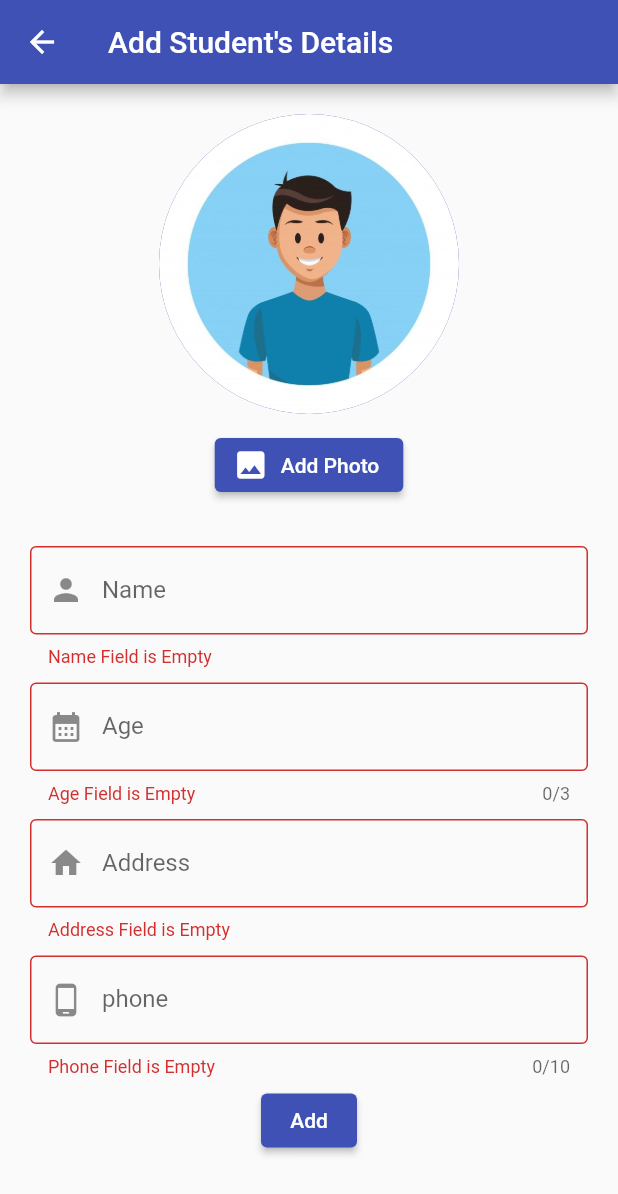
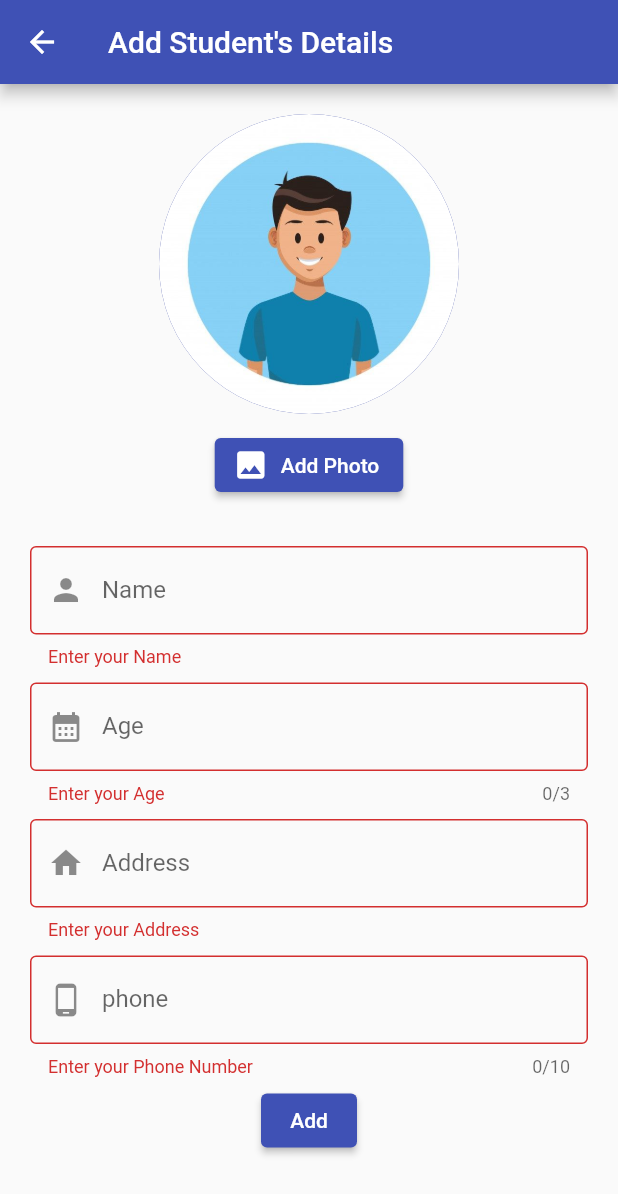
Before and after one commit to rohith18n/student_repository_using_provider, a Flutter app: the AddStudent screen opened directly, after a tap on "Add", on a phone screen of 412 x 824 dp. Shown: the top 1194 px of the screen. Run offline on Flutter 3.47's test engine with Material 2 defaults, Android fonts, the light colour scheme and no system bars; our stand-ins replace hive, hive_flutter, image_picker; accounts and stored records are empty.

Commit message:
some changes

```diff
--- a/lib/screens/addstudent.dart
+++ b/lib/screens/addstudent.dart
@@ -72,7 +72,7 @@ class AddStudent extends StatelessWidget {
                     decoration: Custom('Name', Icons.person),
                     validator: (value) {
                       if (namecntrl.text.isEmpty) {
-                        return 'Name Field is Empty';
+                        return 'Enter your Name';
                       }
                       return null;
                     },
@@ -87,7 +87,7 @@ class AddStudent extends StatelessWidget {
                     maxLength: 3,
                     validator: (value) {
                       if (agecntrl.text.isEmpty) {
-                        return 'Age Field is Empty';
+                        return 'Enter your Age';
                       }
                       return null;
                     },
@@ -101,7 +101,7 @@ class AddStudent extends StatelessWidget {
                     decoration: Custom('Address', Icons.home),
                     validator: (value) {
                       if (addresscntrl.text.isEmpty) {
-                        return 'Address Field is Empty';
+                        return 'Enter your Address';
                       }
                       return null;
                     },
@@ -116,9 +116,9 @@ class AddStudent extends StatelessWidget {
                     maxLength: 10,
                     validator: (value) {
                       if (numbercntrl.text.isEmpty) {
-                        return 'Phone Field is Empty';
+                        return 'Enter your Phone Number';
                       } else if (numbercntrl.text.length < 10) {
-                        return 'Enter a valid Phone number';
+                        return 'Enter a valid Phone Number';
                       }
                       return null;
                     },
@@ -134,7 +134,11 @@ class AddStudent extends StatelessWidget {
                               if (value.tempImagePath == null) {
                                 addingFailed(context);
                               } else {
-                                addingSuccess(value2, context, value);
+                                addingSuccess(
+                                  value,
+                                  value2,
+                                  context,
+                                );
                               }
                             }
                           },
@@ -152,7 +156,7 @@ class AddStudent extends StatelessWidget {
 
   void addingFailed(BuildContext context) {
     ScaffoldMessenger.of(context).showSnackBar(const SnackBar(
-      content: Text("Please add your photo!"),
+      content: Text("Please add your Photo!"),
       backgroundColor: Colors.red,
       margin: EdgeInsets.all(10),
       behavior: SnackBarBehavior.floating,
@@ -162,19 +166,22 @@ class AddStudent extends StatelessWidget {
     ));
   }
 
-  void addingSuccess(ProviderForStudent value, BuildContext context,
-      TempImageProvider value2) async {
+  void addingSuccess(
+    TempImageProvider value,
+    ProviderForStudent value2,
+    BuildContext context,
+  ) async {
     StudentModel st = StudentModel(
-      profile: value2.tempImagePath!,
+      profile: value.tempImagePath!,
       name: namecntrl.text.trim(),
       age: agecntrl.text.trim(),
       address: addresscntrl.text.trim(),
       number: numbercntrl.text.trim(),
     );
-    value.addStudent(st);
+    value2.addStudent(st);
     // ignore: use_build_context_synchronously
     ScaffoldMessenger.of(context).showSnackBar(SnackBar(
-      content: Text('${namecntrl.text} is added to your repository'),
+      content: Text('${namecntrl.text} details are added to your repository'),
       backgroundColor: Colors.green,
       margin: const EdgeInsets.all(10),
       behavior: SnackBarBehavior.floating,
@@ -182,8 +189,8 @@ class AddStudent extends StatelessWidget {
       closeIconColor: Colors.white,
       duration: const Duration(seconds: 3),
     ));
-    value2.tempImagePath = null;
-    value2.notify();
+    value.tempImagePath = null;
+    value.notify();
     Navigator.of(context).pop();
   }
 
--- a/lib/screens/edit.dart
+++ b/lib/screens/edit.dart
@@ -53,7 +53,7 @@ class _EditStudentState extends State<EditStudent> {
   Widget build(BuildContext context) {
     return Scaffold(
       appBar: AppBar(
-        title: Text('Edit ${namecntrl.text}'),
+        title: Text('Edit Profile of ${namecntrl.text}'),
       ),
       body: SafeArea(
         child: Padding(
@@ -86,7 +86,7 @@ class _EditStudentState extends State<EditStudent> {
                           getimage(value2);
                         },
                         icon: const Icon(Icons.photo),
-                        label: const Text('Add Photo')),
+                        label: const Text('Add your Photo')),
                     const SizedBox(
                       height: 10,
                     ),
@@ -103,7 +103,7 @@ class _EditStudentState extends State<EditStudent> {
                           prefixIcon: Icon(Icons.person)),
                       validator: (value) {
                         if (namecntrl.text.isEmpty) {
-                          return 'name field is Empty';
+                          return 'Enter your Name';
                         }
                         return null;
                       },
@@ -124,7 +124,7 @@ class _EditStudentState extends State<EditStudent> {
                           prefixIcon: Icon(Icons.calendar_month)),
                       validator: (value) {
                         if (agecntrl.text.isEmpty) {
-                          return 'Age field is Empty';
+                          return 'Enter your Age';
                         }
                         return null;
                       },
@@ -145,7 +145,7 @@ class _EditStudentState extends State<EditStudent> {
                           prefixIcon: Icon(Icons.home)),
                       validator: (value) {
                         if (addresscntrl.text.isEmpty) {
-                          return 'Address field is Empty';
+                          return 'Enter your Address';
                         }
                         return null;
                       },
@@ -167,7 +167,7 @@ class _EditStudentState extends State<EditStudent> {
                       maxLength: 10,
                       validator: (value) {
                         if (numbercntrl.text.isEmpty) {
-                          return 'Phone field is Empty';
+                          return 'Enter your Phone Number';
                         } else if (numbercntrl.text.length < 10) {
                           return 'Enter a valid Phone Number';
                         }
```
